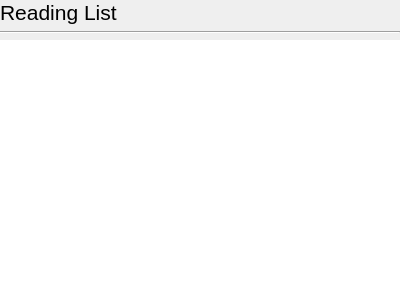
Old version of the form src/readinglistbar.ui in the repository heropj/hero-kiwix-desktop.
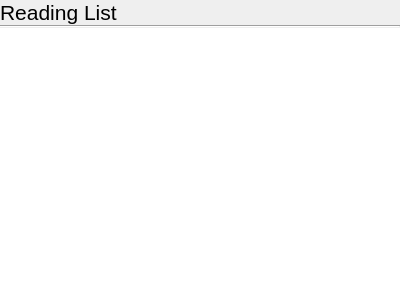
New version of the form. Icons and pictures are not drawn.

What changed in the file:
```diff
--- a/src/readinglistbar.ui
+++ b/src/readinglistbar.ui
@@ -14,6 +14,9 @@
    <string>Form</string>
   </property>
   <layout class="QVBoxLayout" name="verticalLayout">
+   <property name="spacing">
+     <number>0</number>
+   </property>
    <property name="leftMargin">
     <number>0</number>
    </property>
```
